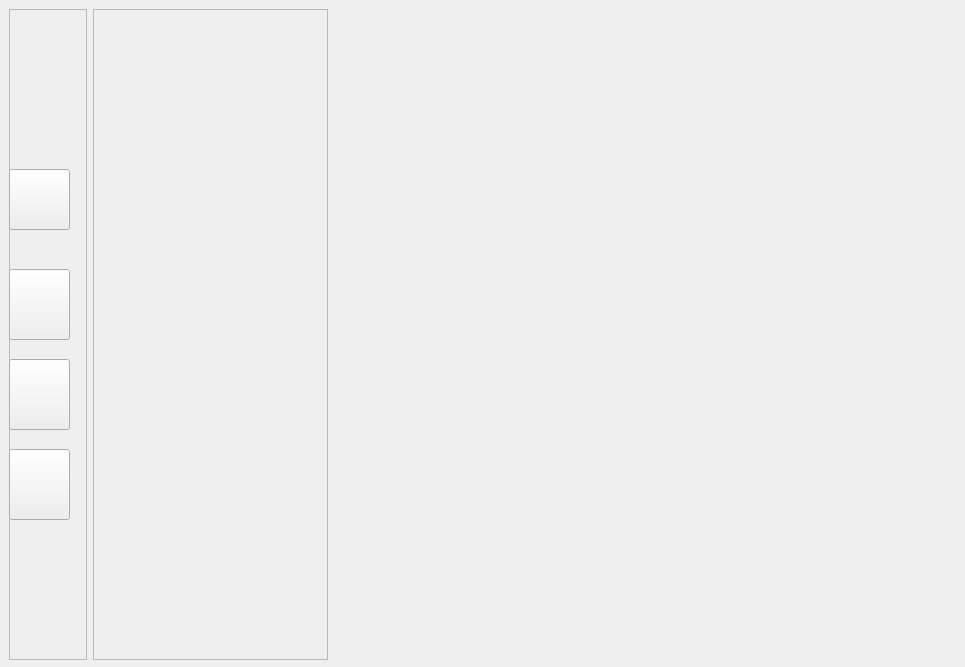
Old version of the form ToolKit/ui/mainpage.ui in the repository Areay7/ToolKit.
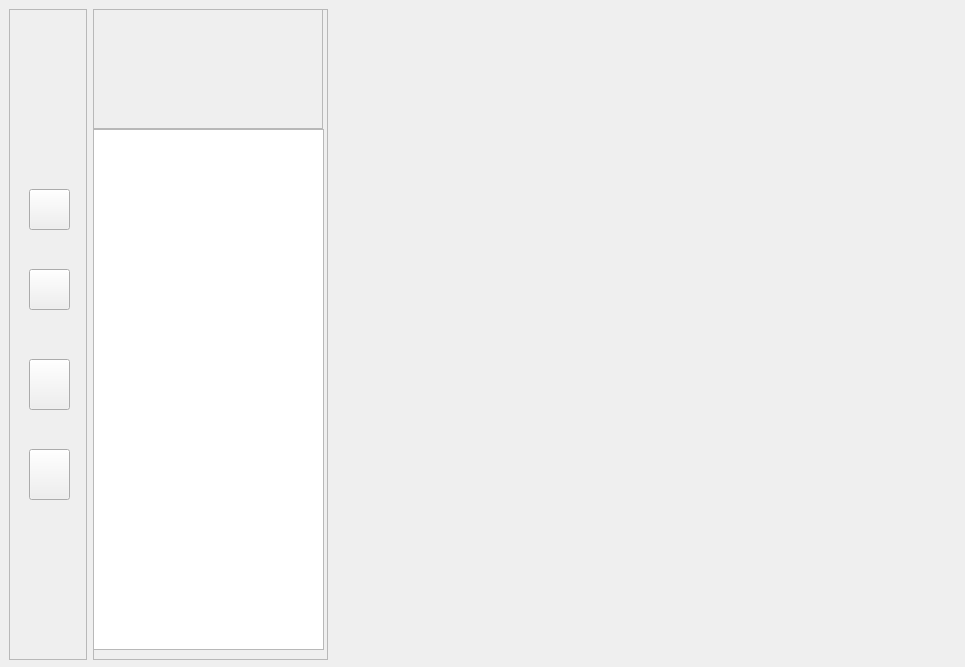
New version of the form. Icons and pictures are not drawn.

What changed in the file:
```diff
--- a/ToolKit/ui/mainpage.ui
+++ b/ToolKit/ui/mainpage.ui
@@ -13,7 +13,7 @@
   <property name="windowTitle">
    <string>Form</string>
   </property>
-  <widget class="QWidget" name="">
+  <widget class="QWidget" name="layoutWidget">
    <property name="geometry">
     <rect>
      <x>9</x>
@@ -40,25 +40,25 @@
       <widget class="QLabel" name="label_avatar">
        <property name="geometry">
         <rect>
-         <x>0</x>
-         <y>50</y>
-         <width>71</width>
-         <height>71</height>
-        </rect>
-       </property>
-       <property name="text">
-        <string/>
-       </property>
-      </widget>
-      <widget class="QPushButton" name="btn_chat">
-       <property name="geometry">
-        <rect>
-         <x>0</x>
-         <y>160</y>
+         <x>10</x>
+         <y>70</y>
          <width>61</width>
          <height>61</height>
         </rect>
        </property>
+       <property name="text">
+        <string/>
+       </property>
+      </widget>
+      <widget class="QPushButton" name="btn_chat">
+       <property name="geometry">
+        <rect>
+         <x>20</x>
+         <y>180</y>
+         <width>41</width>
+         <height>41</height>
+        </rect>
+       </property>
        <property name="styleSheet">
         <string notr="true"> QPushButton {
 	border-image: url(:/res/MainPage/chat_common.png);
@@ -77,10 +77,10 @@
       <widget class="QPushButton" name="btn_friend">
        <property name="geometry">
         <rect>
-         <x>0</x>
+         <x>20</x>
          <y>260</y>
-         <width>61</width>
-         <height>71</height>
+         <width>41</width>
+         <height>41</height>
         </rect>
        </property>
        <property name="styleSheet">
@@ -101,10 +101,10 @@
       <widget class="QPushButton" name="btn_collect">
        <property name="geometry">
         <rect>
-         <x>0</x>
+         <x>20</x>
          <y>350</y>
-         <width>61</width>
-         <height>71</height>
+         <width>41</width>
+         <height>51</height>
         </rect>
        </property>
        <property name="styleSheet">
@@ -125,10 +125,10 @@
       <widget class="QPushButton" name="btn_moments">
        <property name="geometry">
         <rect>
-         <x>0</x>
+         <x>20</x>
          <y>440</y>
-         <width>61</width>
-         <height>71</height>
+         <width>41</width>
+         <height>51</height>
         </rect>
        </property>
        <property name="styleSheet">
@@ -156,6 +156,32 @@
       <property name="frameShadow">
        <enum>QFrame::Raised</enum>
       </property>
+      <widget class="QFrame" name="frame_3">
+       <property name="geometry">
+        <rect>
+         <x>-1</x>
+         <y>-1</y>
+         <width>231</width>
+         <height>121</height>
+        </rect>
+       </property>
+       <property name="frameShape">
+        <enum>QFrame::StyledPanel</enum>
+       </property>
+       <property name="frameShadow">
+        <enum>QFrame::Raised</enum>
+       </property>
+      </widget>
+      <widget class="QTableWidget" name="tableWidget">
+       <property name="geometry">
+        <rect>
+         <x>0</x>
+         <y>120</y>
+         <width>231</width>
+         <height>521</height>
+        </rect>
+       </property>
+      </widget>
      </widget>
     </item>
     <item>
```
